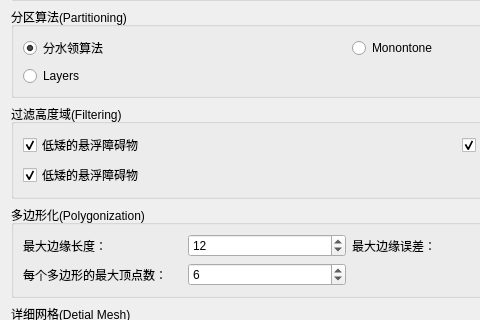
Before: the Qt Designer form src/Runtime/Widgets/NavMeshParamsDlg.ui in StoneHappy/for_graduation, drawn with Qt 5; both pictures show x 0 to 480 and y 351 to 671 of the 698 by 829 pixel window.
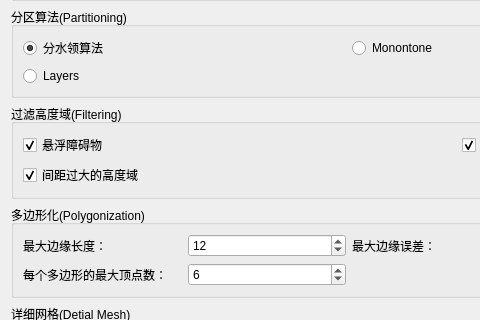
After: the same form once the commit is applied.

Commit message: 🐞 fix: params ui wrong

Diff of the .ui file:
```diff
--- a/src/Runtime/Widgets/NavMeshParamsDlg.ui
+++ b/src/Runtime/Widgets/NavMeshParamsDlg.ui
@@ -292,7 +292,7 @@
       <item row="0" column="0">
        <widget class="QCheckBox" name="p_filterLowHangingObstacles">
         <property name="text">
-         <string>低矮的悬浮障碍物</string>
+         <string>悬浮障碍物</string>
         </property>
         <property name="checked">
          <bool>true</bool>
@@ -302,7 +302,7 @@
       <item row="1" column="0">
        <widget class="QCheckBox" name="p_m_filterWalkableLowHeightSpans">
         <property name="text">
-         <string>低矮的悬浮障碍物</string>
+         <string>间距过大的高度域</string>
         </property>
         <property name="checked">
          <bool>true</bool>
```
